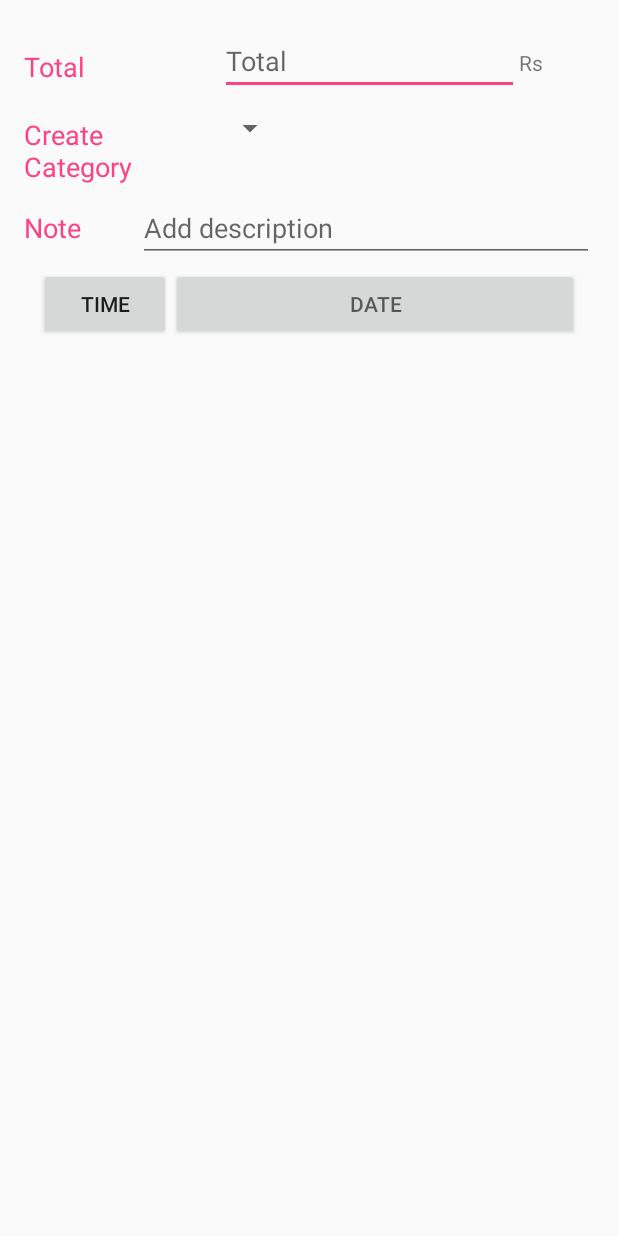
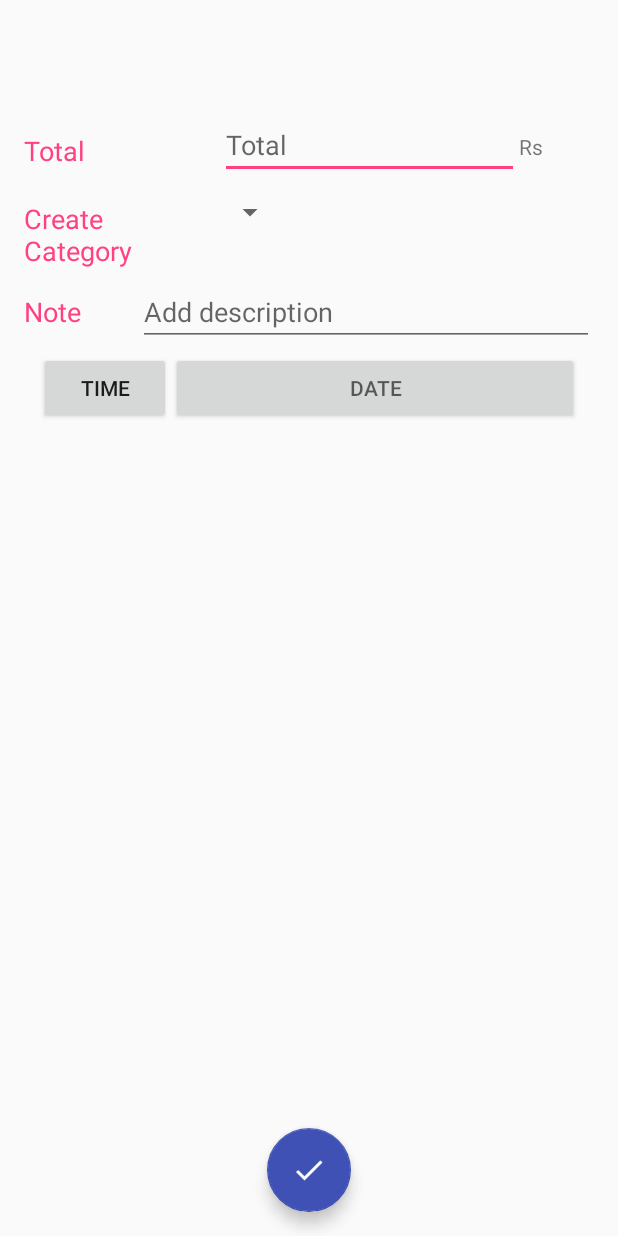
Before and after one commit to gaganag50/IronMan, an Android app: the layout activity_edit.xml on its own in the app's theme, with its tools: preview values and no code run, on a phone screen of 412 x 824 dp. Run offline under Robolectric (Android 15) with nearby library versions, the light colour scheme and no system bars.

Commit message:
fab added in xml

```diff
--- a/app/build.gradle
+++ b/app/build.gradle
@@ -24,13 +24,15 @@ android {
 
 dependencies {
     implementation fileTree(dir: 'libs', include: ['*.jar'])
-    implementation "org.jetbrains.kotlin:kotlin-stdlib-jre7:$kotlin_version"
+    implementation "org.jetbrains.kotlin:kotlin-stdlib-jdk7:$kotlin_version"
     implementation 'com.android.support:appcompat-v7:27.1.1'
     implementation 'com.android.support:recyclerview-v7:27.1.1'
     testImplementation 'junit:junit:4.12'
     androidTestImplementation 'com.android.support.test:runner:1.0.2'
     androidTestImplementation 'com.android.support.test.espresso:espresso-core:3.0.2'
     implementation 'com.android.support:design:27.1.1'
+
+    // third party libraries
     implementation 'com.github.satyan:sugar:1.5'
     implementation 'com.android.support:design:27.1.1'
     implementation 'com.wdullaer:materialdatetimepicker:3.6.3'
--- a/app/src/main/java/com/android/example/ironman/adapter/ExpenseAdatper.kt
+++ b/app/src/main/java/com/android/example/ironman/adapter/ExpenseAdatper.kt
@@ -1,6 +1,7 @@
 package com.android.example.ironman.adapter
 
 import android.content.Context
+import android.support.v7.util.DiffUtil
 import android.support.v7.widget.RecyclerView
 import android.view.LayoutInflater
 import android.view.View
@@ -9,10 +10,6 @@ import android.widget.TextView
 import com.android.example.ironman.R
 import com.android.example.ironman.db.Expense
 import java.util.*
-import android.text.method.TextKeyListener.clear
-import android.support.v7.util.DiffUtil
-
-
 
 
 class ExpenseAdatper(
--- a/app/src/main/java/com/android/example/ironman/ui/EditActivity.kt
+++ b/app/src/main/java/com/android/example/ironman/ui/EditActivity.kt
@@ -154,10 +154,6 @@ class EditActivity : AppCompatActivity(), DatePickerDialog.OnDateSetListener, Ti
             Log.d(TAG, ": initialtime $initialtime")
 
 
-
-
-
-
             val index = stringArray.indexOf(initialCategory)
 
             if (initialCategory != null) {
@@ -183,6 +179,11 @@ class EditActivity : AppCompatActivity(), DatePickerDialog.OnDateSetListener, Ti
         spinner_category.setOnTouchListener(mTouchListener)
         val actionBar = supportActionBar
         actionBar?.setDisplayHomeAsUpEnabled(true)
+
+        fabSave.setOnClickListener {
+            saveExpense()
+            finish()
+        }
 
 
     }
@@ -385,10 +386,6 @@ class EditActivity : AppCompatActivity(), DatePickerDialog.OnDateSetListener, Ti
                 val toString = btnAttendanceDate.text.toString()
 
 
-
-
-
-
                 val expense = Expense(
                         money = total.toInt(),
                         category = categoryOfExpense,
--- a/app/src/main/res/layout/activity_edit.xml
+++ b/app/src/main/res/layout/activity_edit.xml
@@ -1,7 +1,13 @@
 <?xml version="1.0" encoding="utf-8"?>
+<android.support.design.widget.CoordinatorLayout xmlns:android="http://schemas.android.com/apk/res/android"
+    xmlns:app="http://schemas.android.com/apk/res-auto"
+    xmlns:tools="http://schemas.android.com/tools"
+    android:layout_width="match_parent"
+    android:layout_height="match_parent"
+    android:fitsSystemWindows="true"
+    tools:context="com.android.example.ironman.ui.EditActivity">
 
-<LinearLayout xmlns:android="http://schemas.android.com/apk/res/android"
-    xmlns:tools="http://schemas.android.com/tools"
+    <LinearLayout xmlns:app="http://schemas.android.com/apk/res-auto"
         android:layout_width="match_parent"
         android:layout_height="match_parent"
         android:orientation="vertical"
@@ -109,3 +115,18 @@
                 android:hint="DATE" />
         </LinearLayout>
     </LinearLayout>
+
+    <android.support.design.widget.FloatingActionButton
+        android:id="@+id/fabSave"
+        android:layout_width="wrap_content"
+        android:layout_height="wrap_content"
+        android:layout_gravity="bottom|center"
+        android:layout_margin="@dimen/fab_margin"
+        android:src="@drawable/ic_done"
+        android:tint="@android:color/white"
+        app:backgroundTint="@color/colorPrimary"
+        app:fabSize="normal"
+        app:elevation="6dp" />
+
+
+</android.support.design.widget.CoordinatorLayout>
```
Also changed, not shown: app/src/main/java/com/android/example/ironman/ui/MainActivity.kt (+1 -7 lines). Lines whose indentation alone changed are shown as unchanged.
